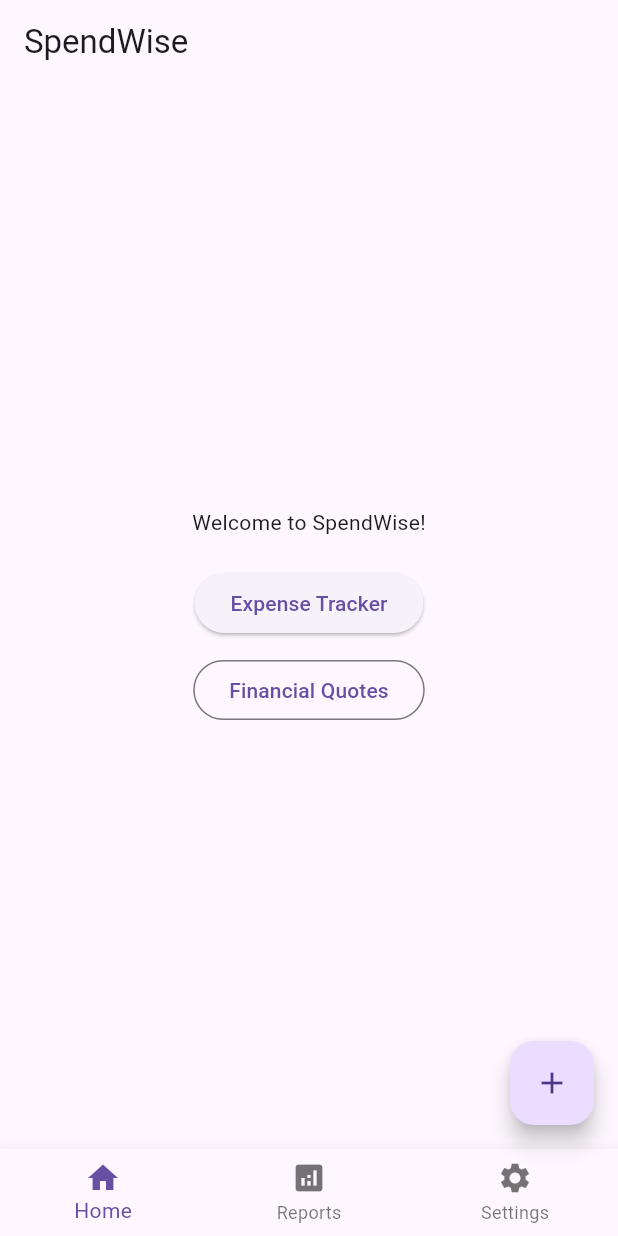
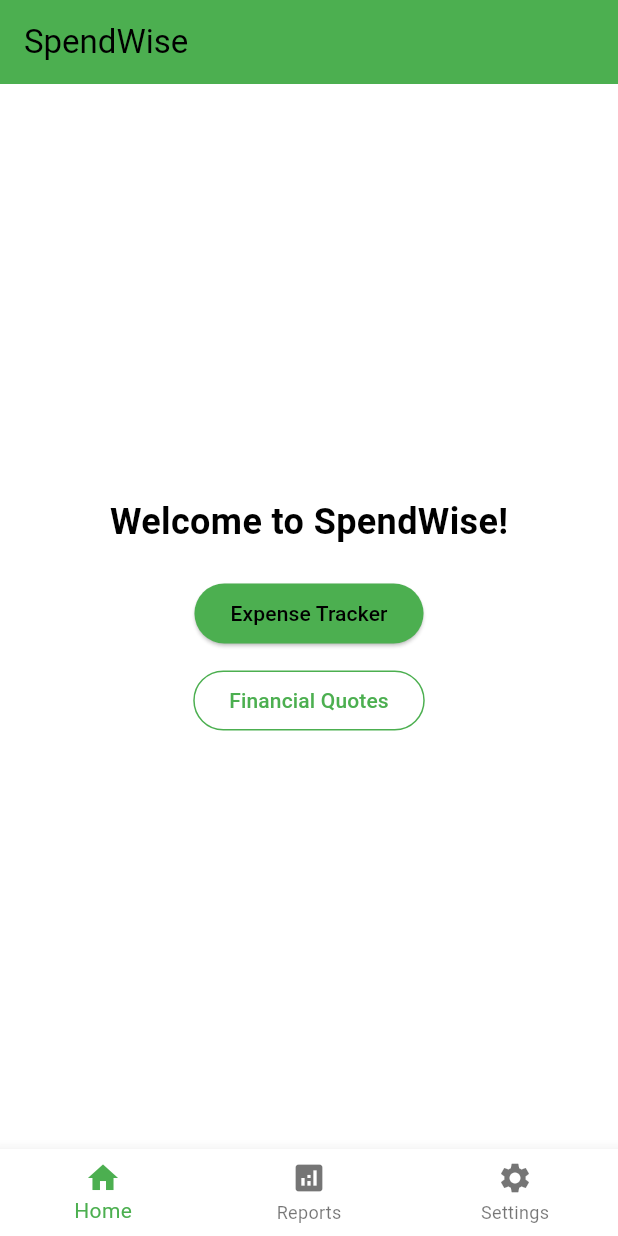
Before and after one commit to eldadgishinge/Basic-widgets-and-Layout-Widgets, a Flutter app: the screen it shows after launch, on a phone screen of 412 x 824 dp. Run offline on Flutter 3.47's test engine with Material 3 defaults, Android fonts, the phone set to English and light mode, and no system bars.

Commit message:
add new screens and themes

```diff
--- a/lib/main.dart
+++ b/lib/main.dart
@@ -1,136 +1,20 @@
 import 'package:flutter/material.dart';
-import 'reports_screen.dart';
-import 'settings_screen.dart';
+import 'screens/home_screen.dart';
+import 'theme.dart';
 
 void main() {
-  runApp(SpendWiseApp());
+  runApp(const SpendWiseApp());
 }
 
 class SpendWiseApp extends StatelessWidget {
+  const SpendWiseApp({super.key});
+
   @override
   Widget build(BuildContext context) {
     return MaterialApp(
       home: HomeScreen(),
+      theme: AppTheme.themeData,
+      debugShowCheckedModeBanner: false,
     );
   }
 }
-
-class HomeScreen extends StatelessWidget {
-  @override
-  Widget build(BuildContext context) {
-    return Scaffold(
-      appBar: AppBar(
-        title: Text('SpendWise'),
-      ),
-      body: Center(
-        child: Column(
-          mainAxisAlignment: MainAxisAlignment.center,
-          children: [
-            Text('Welcome to SpendWise!'),
-            SizedBox(height: 20),
-            ElevatedButton(
-              onPressed: () {
-                Navigator.push(
-                  context,
-                  MaterialPageRoute(builder: (context) => ExpenseScreen()),
-                );
-              },
-              child: Text('Expense Tracker'),
-            ),
-            SizedBox(height: 10),
-            OutlinedButton(
-              onPressed: () {
-                Navigator.push(
-                  context,
-                  MaterialPageRoute(builder: (context) => QuotesScreen()),
-                );
-              },
-              child: Text('Financial Quotes'),
-            ),
-          ],
-        ),
-      ),
-      bottomNavigationBar: BottomNavigationBar(
-        items: [
-          BottomNavigationBarItem(icon: Icon(Icons.home), label: 'Home'),
-          BottomNavigationBarItem(
-              icon: Icon(Icons.analytics), label: 'Reports'),
-          BottomNavigationBarItem(
-              icon: Icon(Icons.settings), label: 'Settings'),
-        ],
-        onTap: (index) {
-          if (index == 1) {
-            Navigator.push(
-              context,
-              MaterialPageRoute(builder: (context) => ReportsScreen()),
-            );
-          } else if (index == 2) {
-            Navigator.push(
-              context,
-              MaterialPageRoute(builder: (context) => SettingsScreen()),
-            );
-          }
-        },
-      ),
-      floatingActionButton: FloatingActionButton(
-        onPressed: () {},
-        child: Icon(Icons.add),
-      ),
-    );
-  }
-}
-
-class ExpenseScreen extends StatelessWidget {
-  final List<String> expenses = [
-    'Food - \$50',
-    'Transport - \$30',
-    'Books - \$20'
-  ];
-
-  @override
-  Widget build(BuildContext context) {
-    return Scaffold(
-      appBar: AppBar(
-        title: Text('Expense Tracker'),
-      ),
-      body: ListView.builder(
-        itemCount: expenses.length,
-        itemBuilder: (context, index) {
-          return ListTile(
-            leading: Icon(Icons.money),
-            title: Text(expenses[index]),
-          );
-        },
-      ),
-    );
-  }
-}
-
-class QuotesScreen extends StatelessWidget {
-  @override
-  Widget build(BuildContext context) {
-    return Scaffold(
-      appBar: AppBar(
-        title: Text('Financial Quotes'),
-      ),
-      body: Stack(
-        children: [
-          Image.network('https://example.com/financial-background.jpg',
-              fit: BoxFit.cover),
-          Positioned(
-            bottom: 20,
-            left: 20,
-            child: Container(
-              padding: EdgeInsets.all(10),
-              color: Colors.black54,
-              child: Text(
-                '“The best time to plant a tree was 20 years ago. The second best time is now.” – Chinese Proverb',
-                style: TextStyle(color: Colors.blue, fontSize: 20),
-              ),
-            ),
-          ),
-        ],
-      ),
-    );
-  }
-}
--- /dev/null
+++ b/lib/screens/home_screen.dart
@@ -0,0 +1,67 @@
+import 'package:flutter/material.dart';
+import 'expense_screen.dart';
+import 'quotes_screen.dart';
+import 'reports_screen.dart';
+import 'settings_screen.dart';
+
+class HomeScreen extends StatelessWidget {
+  @override
+  Widget build(BuildContext context) {
+    return Scaffold(
+      appBar: AppBar(
+        title: const Text('SpendWise'),
+      ),
+      body: Center(
+        child: Column(
+          mainAxisAlignment: MainAxisAlignment.center,
+          children: [
+            const Text(
+              'Welcome to SpendWise!',
+              style: TextStyle(fontSize: 24, fontWeight: FontWeight.bold),
+            ),
+            const SizedBox(height: 20),
+            ElevatedButton(
+              onPressed: () {
+                Navigator.push(
+                  context,
+                  MaterialPageRoute(builder: (context) => ExpenseScreen()),
+                );
+              },
+              child: const Text('Expense Tracker', style: TextStyle(color: Colors.black),),
+            ),
+            const SizedBox(height: 10),
+            OutlinedButton(
+              onPressed: () {
+                Navigator.push(
+                  context,
+                  MaterialPageRoute(builder: (context) => QuotesScreen()),
+                );
+              },
+              child: const Text('Financial Quotes'),
+            ),
+          ],
+        ),
+      ),
+      bottomNavigationBar: BottomNavigationBar(
+        items: const [
+          BottomNavigationBarItem(icon: Icon(Icons.home), label: 'Home'),
+          BottomNavigationBarItem(icon: Icon(Icons.analytics), label: 'Reports'),
+          BottomNavigationBarItem(icon: Icon(Icons.settings), label: 'Settings'),
+        ],
+        onTap: (index) {
+          if (index == 1) {
+            Navigator.push(
+              context,
+              MaterialPageRoute(builder: (context) => ReportsScreen()),
+            );
+          } else if (index == 2) {
+            Navigator.push(
+              context,
+              MaterialPageRoute(builder: (context) => SettingsScreen()),
+            );
+          }
+        },
+      ),
+    );
+  }
+}
--- a/lib/reports_screen.dart
+++ b/lib/screens/reports_screen.dart
@@ -5,13 +5,13 @@ class ReportsScreen extends StatelessWidget {
   Widget build(BuildContext context) {
     return Scaffold(
       appBar: AppBar(
-        title: Text('Financial Reports'),
+        title: const Text('Financial Reports'),
       ),
       body: Center(
         child: Column(
           children: [
-            Padding(
-              padding: const EdgeInsets.all(8.0),
+            const Padding(
+              padding: EdgeInsets.all(8.0),
               child: Text('Monthly Expenses Report',
                   style: TextStyle(fontSize: 20)),
             ),
--- a/lib/settings_screen.dart
+++ b/lib/screens/settings_screen.dart
@@ -5,9 +5,9 @@ class SettingsScreen extends StatelessWidget {
   Widget build(BuildContext context) {
     return Scaffold(
       appBar: AppBar(
-        title: Text('Settings'),
+        title: const Text('Settings'),
       ),
-      body: Center(
+      body: const Center(
         child: Column(
           mainAxisAlignment: MainAxisAlignment.start,
           children: [
--- /dev/null
+++ b/lib/theme.dart
@@ -0,0 +1,31 @@
+import 'package:flutter/material.dart';
+
+class AppTheme {
+  static const Color primaryColor = Colors.green;
+  static const Color secondaryColor = Colors.greenAccent;
+
+  static final ThemeData themeData = ThemeData(
+    colorScheme: ColorScheme.fromSwatch(
+      primarySwatch: Colors.green,
+    ).copyWith(
+      secondary: secondaryColor,
+    ),
+    appBarTheme: const AppBarTheme(
+      backgroundColor: primaryColor,
+    ),
+    floatingActionButtonTheme: const FloatingActionButtonThemeData(
+      backgroundColor: primaryColor,
+    ),
+    elevatedButtonTheme: ElevatedButtonThemeData(
+      style: ButtonStyle(
+        backgroundColor: MaterialStateProperty.all(primaryColor),
+      ),
+    ),
+    outlinedButtonTheme: OutlinedButtonThemeData(
+      style: ButtonStyle(
+        foregroundColor: MaterialStateProperty.all(primaryColor),
+        side: MaterialStateProperty.all(const BorderSide(color: primaryColor)),
+      ),
+    ),
+  );
+}
```
Also changed, not shown: lib/screens/expense_screen.dart (added, +88 -0 lines), lib/screens/quotes_screen.dart (added, +39 -0 lines), pubspec.lock.
